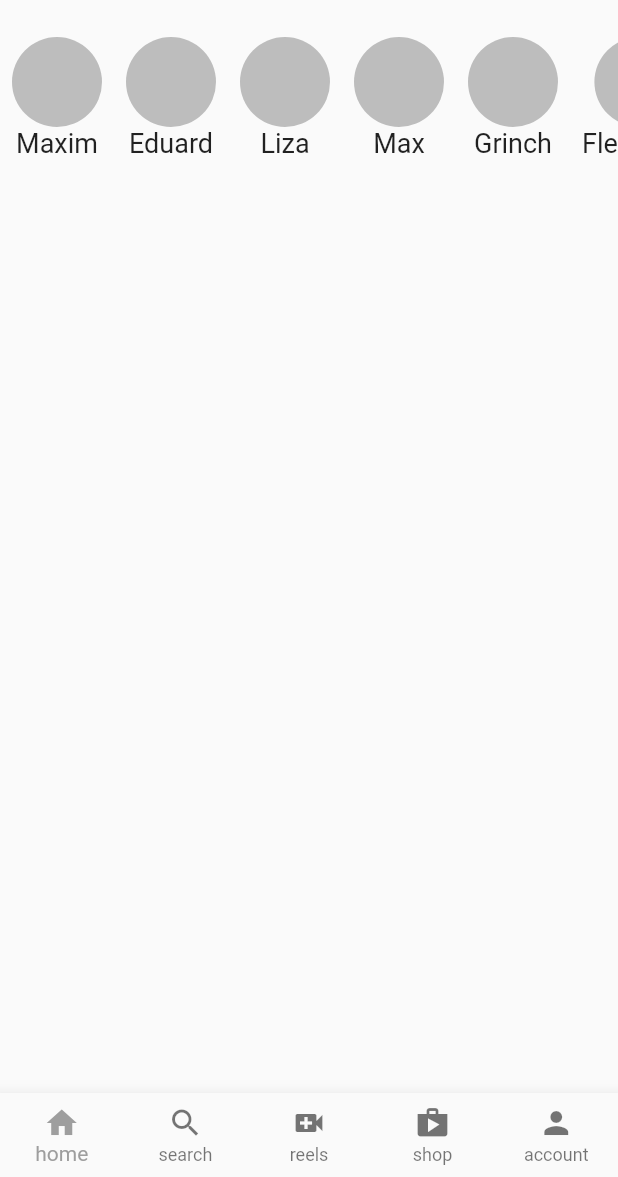
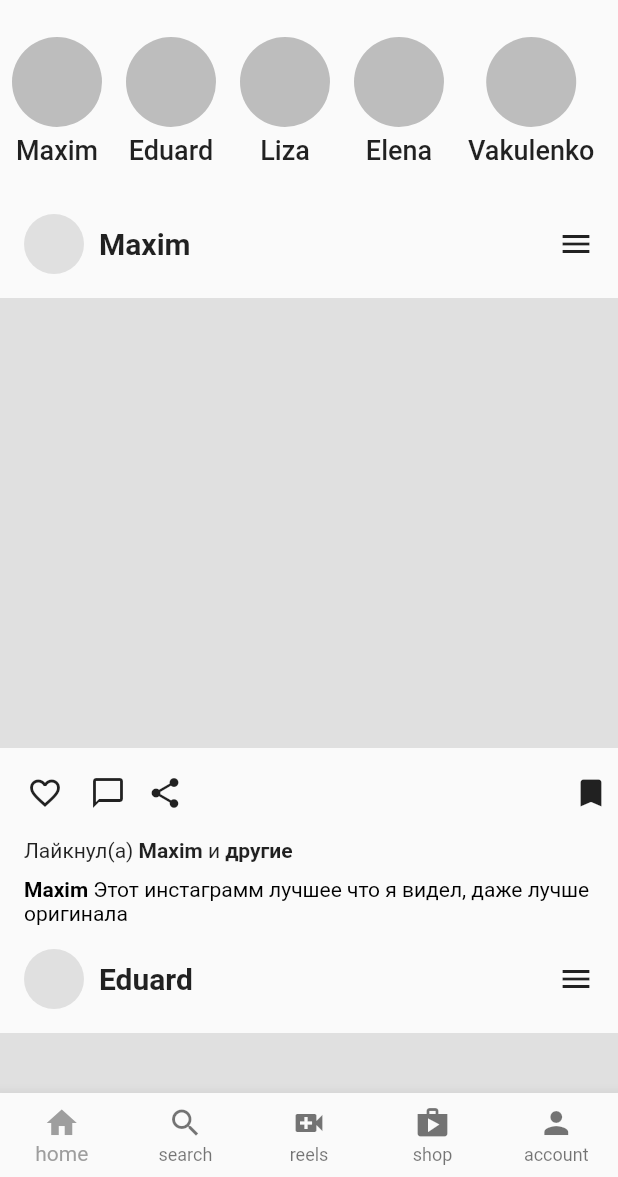
Before and after one commit to Fizzzle/UI-Copy-Instagramm-Flutter-, a Flutter app: the screen it shows after launch, on a phone screen of 412 x 824 dp, the part 59-1236 px from its top. Run offline on Flutter 3.47's test engine with Material 2 defaults, Android fonts, the phone set to English and light mode, and no system bars.

Commit message:
home 90%

```diff
--- a/lib/pages/account.dart
+++ b/lib/pages/account.dart
@@ -5,6 +5,8 @@ class UserAccount extends StatelessWidget {
 
   @override
   Widget build(BuildContext context) {
-    return Container();
+    return Center(
+      child: Text('Account', style: TextStyle(fontSize: 40)),
+    );
   }
 }
--- a/lib/pages/home.dart
+++ b/lib/pages/home.dart
@@ -1,8 +1,20 @@
 import 'package:flutter/material.dart';
 import 'package:instagramm_ui/util/bubble_stories.dart';
+import 'package:instagramm_ui/util/user_posts.dart';
 
 class UserHome extends StatelessWidget {
-  const UserHome({super.key});
+  UserHome({super.key});
+
+  final List people = [
+    'Maxim',
+    'Eduard',
+    'Liza',
+    'Elena',
+    'Vakulenko',
+    'Andrey',
+    'Grinch',
+    'Pavel',
+  ];
 
   @override
   Widget build(BuildContext context) {
@@ -29,20 +41,24 @@ class UserHome extends StatelessWidget {
       body: Column(
         mainAxisSize: MainAxisSize.min,
         children: [
+          Container(
+            height: 110,
+            child: ListView.builder(
+                scrollDirection: Axis.horizontal,
+                itemCount: people.length,
+                itemBuilder: (context, index) {
+                  return BubbleStories(text: people[index]);
+                }),
+          ),
           Expanded(
-            child: ListView(
-              scrollDirection: Axis.horizontal,
-              children: [
-                BubbleStories(text: 'Maxim'),
-                BubbleStories(text: 'Eduard'),
-                BubbleStories(text: 'Liza'),
-                BubbleStories(text: 'Max'),
-                BubbleStories(text: 'Grinch'),
-                BubbleStories(text: 'FlexRoyal'),
-                BubbleStories(text: 'Vakulenko'),
-              ],
-            ),
-          )
+            child: ListView.builder(
+                itemCount: people.length,
+                itemBuilder: (context, index) {
+                  return UserPosts(
+                    name: people[index],
+                  );
+                }),
+          ),
         ],
       ),
     );
--- a/lib/pages/reels.dart
+++ b/lib/pages/reels.dart
@@ -5,6 +5,8 @@ class UserReels extends StatelessWidget {
 
   @override
   Widget build(BuildContext context) {
-    return Container();
+    return Center(
+      child: Text('Reels', style: TextStyle(fontSize: 40)),
+    );
   }
 }
--- a/lib/pages/search.dart
+++ b/lib/pages/search.dart
@@ -5,6 +5,31 @@ class UserSearch extends StatelessWidget {
 
   @override
   Widget build(BuildContext context) {
-    return Container();
+    return Scaffold(
+      appBar: AppBar(
+        backgroundColor: Colors.transparent,
+        elevation: 0,
+        title: ClipRRect(
+          borderRadius: BorderRadius.circular(8),
+          child: Container(
+            padding: EdgeInsets.all(8),
+            color: Colors.grey[300],
+            child: Row(
+              children: [
+                Icon(
+                  Icons.search,
+                  color: Colors.grey[600],
+                ),
+                Container(
+                  child:
+                      Text('Search', style: TextStyle(color: Colors.grey[600])),
+                )
+              ],
+            ),
+          ),
+        ),
+      ),
+      body: ExploreGrid(),
+    );
   }
 }
--- a/lib/pages/shop.dart
+++ b/lib/pages/shop.dart
@@ -5,6 +5,8 @@ class UserShop extends StatelessWidget {
 
   @override
   Widget build(BuildContext context) {
-    return Container();
+    return Center(
+      child: Text('Shop', style: TextStyle(fontSize: 40)),
+    );
   }
 }
--- a/lib/util/bubble_stories.dart
+++ b/lib/util/bubble_stories.dart
@@ -3,7 +3,7 @@ import 'package:flutter/material.dart';
 class BubbleStories extends StatelessWidget {
   const BubbleStories({super.key, required this.text});
 
-  final text;
+  final String text;
 
   @override
   Widget build(BuildContext context) {
@@ -19,9 +19,12 @@ class BubbleStories extends StatelessWidget {
               color: Colors.grey[400],
             ),
           ),
+          SizedBox(
+            height: 5,
+          ),
           Text(
             text,
-            style: TextStyle(fontSize: 18),
+            style: TextStyle(fontSize: 18, fontWeight: FontWeight.w500),
           ),
         ],
       ),
--- /dev/null
+++ b/lib/util/explore_grid.dart
@@ -0,0 +1,16 @@
+import 'package:flutter/material.dart';
+
+class ExploreGrid extends StatelessWidget {
+  const ExploreGrid({super.key});
+
+  @override
+  Widget build(BuildContext context) {
+    return GridView.builder(
+        itemCount: 20,
+        gridDelegate:
+            SliverGridDelegateWithFixedCrossAxisCount(crossAxisCount: 3),
+        itemBuilder: (context, index) {
+          return Container();
+        });
+  }
+}
--- /dev/null
+++ b/lib/util/user_posts.dart
@@ -0,0 +1,128 @@
+import 'package:flutter/material.dart';
+
+class UserPosts extends StatefulWidget {
+  UserPosts({super.key, required this.name});
+
+  final String name;
+
+  @override
+  State<UserPosts> createState() => _UserPostsState();
+}
+
+class _UserPostsState extends State<UserPosts> {
+  bool likes = false;
+
+  @override
+  void initState() {
+    // TODO: implement initState
+    super.initState();
+  }
+
+  void likesChange() {
+    setState(() {
+      likes = !likes;
+    });
+  }
+
+  @override
+  Widget build(BuildContext context) {
+    return Column(
+      crossAxisAlignment: CrossAxisAlignment.end,
+      children: [
+        Padding(
+          padding: const EdgeInsets.all(16.0),
+          child: Row(
+            mainAxisAlignment: MainAxisAlignment.spaceBetween,
+            children: [
+              //! Профиль фото и имя
+              Row(children: [
+                Container(
+                  width: 40,
+                  height: 40,
+                  decoration: BoxDecoration(
+                    color: Colors.grey[300],
+                    shape: BoxShape.circle,
+                  ),
+                ),
+                SizedBox(
+                  width: 10,
+                ),
+                Text(
+                  widget.name,
+                  style: TextStyle(fontSize: 20, fontWeight: FontWeight.bold),
+                ),
+              ]),
+              //! Кнопка
+              Icon(Icons.menu),
+            ],
+          ),
+        ),
+        // ! Пост сам
+        Container(
+          height: 300,
+          color: Colors.grey[300],
+        ),
+
+        //! Кнопки к посту
+        Padding(
+          padding: const EdgeInsets.all(6.0),
+          child: Row(
+            mainAxisAlignment: MainAxisAlignment.spaceBetween,
+            children: [
+              Row(
+                children: [
+                  IconButton(
+                    onPressed: likesChange,
+                    icon: likes
+                        ? Icon(
+                            Icons.favorite,
+                            color: Colors.red[700],
+                          )
+                        : Icon(Icons.favorite_border),
+                  ),
+                  Padding(
+                    padding: const EdgeInsets.only(left: 6.0, right: 14),
+                    child: Icon(Icons.chat_bubble_outline),
+                  ),
+                  Icon(Icons.share),
+                ],
+              ),
+              Icon(Icons.bookmark),
+            ],
+          ),
+        ),
+        Padding(
+          padding: const EdgeInsets.only(left: 16.0),
+          child: Row(
+            children: [
+              Text('Лайкнул(а) '),
+              Text(
+                widget.name,
+                style: TextStyle(fontWeight: FontWeight.bold),
+              ),
+              Text(' и '),
+              Text(
+                'другие',
+                style: TextStyle(fontWeight: FontWeight.bold),
+              ),
+            ],
+          ),
+        ),
+        //!
+        Padding(
+          padding: const EdgeInsets.only(left: 16.0, top: 10),
+          child: RichText(
+            text: TextSpan(style: TextStyle(color: Colors.black), children: [
+              TextSpan(
+                  text: widget.name,
+                  style: TextStyle(fontWeight: FontWeight.bold)),
+              TextSpan(
+                  text:
+                      ' Этот инстаграмм лучшее что я видел, даже лучше оригинала'),
+            ]),
+          ),
+        ),
+      ],
+    );
+  }
+}
```
